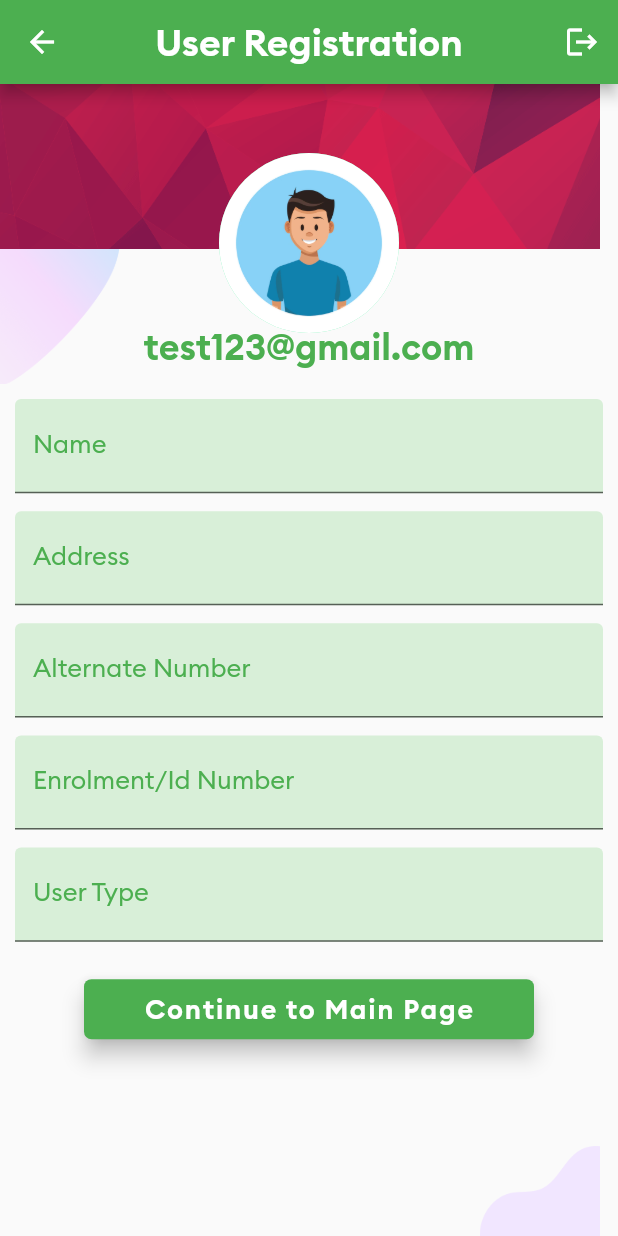
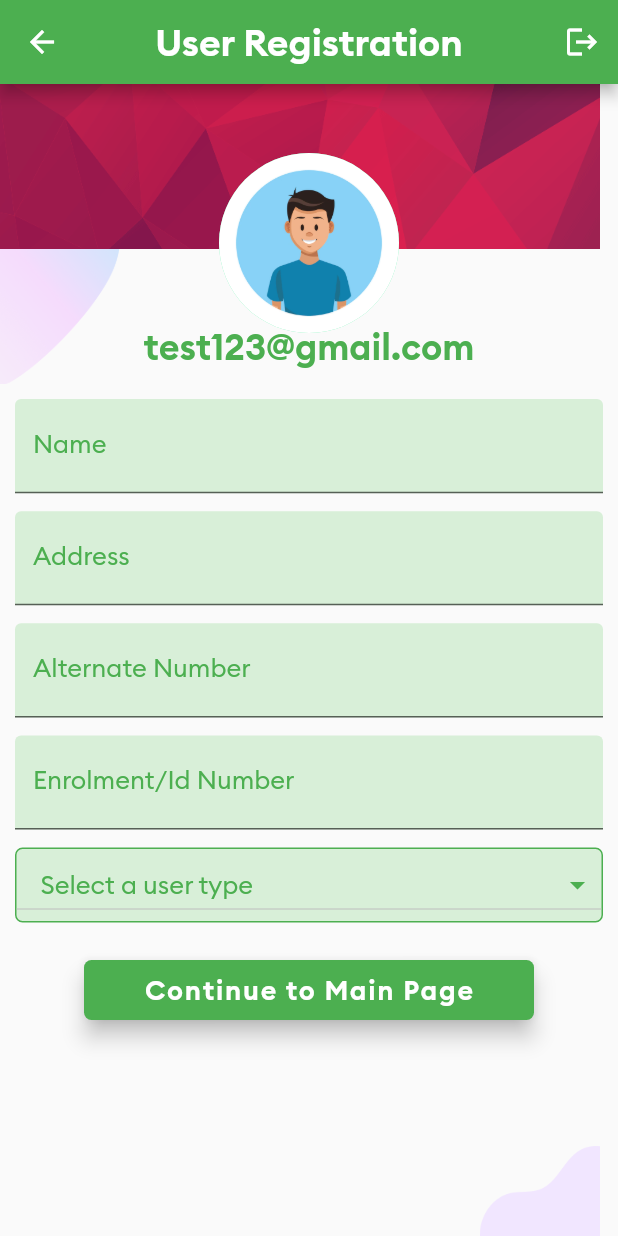
Before and after one commit to deepankarvarma/College--Saathi, a Flutter app: the Register screen opened directly, on a phone screen of 412 x 824 dp. Run offline on Flutter 3.47's test engine with Material 2 defaults, Android fonts, the phone set to English and light mode, and no system bars; our stand-ins replace flutter_image_slideshow.

Commit message:
added drop down button to register

```diff
--- a/lib/screens/register.dart
+++ b/lib/screens/register.dart
@@ -12,6 +12,8 @@ class Register extends StatefulWidget {
 
 class _RegisterState extends State<Register> {
   String _email = "test123@gmail.com";
+  final items = ['Admin', 'Student', 'Password'];
+  String? value;
   @override
   Widget build(BuildContext context) {
     return Scaffold(
@@ -62,7 +64,6 @@ class _RegisterState extends State<Register> {
                       color: Colors.green),
                 ),
               ),
-
               const SizedBox(
                 height: 10.0,
               ),
@@ -70,11 +71,13 @@ class _RegisterState extends State<Register> {
           ),
           Column(
             children: <Widget>[
-
               const Padding(
                 padding: EdgeInsets.fromLTRB(10, 210, 10, 0),
                 child: TextField(
-              style: TextStyle(color: Colors.green,fontFamily: 'Brand-Regular',fontSize: 17),
+                  style: TextStyle(
+                      color: Colors.green,
+                      fontFamily: 'Brand-Regular',
+                      fontSize: 17),
                   keyboardType: TextInputType.name,
                   decoration: InputDecoration(
                       // border: OutlineInputBorder(),
@@ -97,7 +100,10 @@ class _RegisterState extends State<Register> {
               const Padding(
                 padding: EdgeInsets.fromLTRB(10, 12, 10, 0),
                 child: TextField(
-              style: TextStyle(color: Colors.green,fontFamily: 'Brand-Regular',fontSize: 17),
+                  style: TextStyle(
+                      color: Colors.green,
+                      fontFamily: 'Brand-Regular',
+                      fontSize: 17),
                   keyboardType: TextInputType.streetAddress,
                   decoration: InputDecoration(
                       // border: OutlineInputBorder(),
@@ -117,11 +123,13 @@ class _RegisterState extends State<Register> {
                       )),
                 ),
               ),
-
               const Padding(
                 padding: EdgeInsets.fromLTRB(10, 12, 10, 0),
                 child: TextField(
-              style: TextStyle(color: Colors.green,fontFamily: 'Brand-Regular',fontSize: 17),
+                  style: TextStyle(
+                      color: Colors.green,
+                      fontFamily: 'Brand-Regular',
+                      fontSize: 17),
                   keyboardType: TextInputType.phone,
                   decoration: InputDecoration(
                       // border: OutlineInputBorder(),
@@ -144,7 +152,10 @@ class _RegisterState extends State<Register> {
               const Padding(
                 padding: EdgeInsets.fromLTRB(10, 12, 10, 0),
                 child: TextField(
-              style: TextStyle(color: Colors.green,fontFamily: 'Brand-Regular',fontSize: 17),
+                  style: TextStyle(
+                      color: Colors.green,
+                      fontFamily: 'Brand-Regular',
+                      fontSize: 17),
                   keyboardType: TextInputType.number,
                   decoration: InputDecoration(
                       // border: OutlineInputBorder(),
@@ -164,30 +175,59 @@ class _RegisterState extends State<Register> {
                       )),
                 ),
               ),
-          const Padding(
-            padding: EdgeInsets.fromLTRB(10, 12, 10, 0),
-            child: TextField(
-              style: TextStyle(color: Colors.green,fontFamily: 'Brand-Regular',fontSize: 17),
-              keyboardType: TextInputType.text,
-              decoration: InputDecoration(
-                // border: OutlineInputBorder(),
-                 filled: true,
-                      fillColor: Color.fromARGB(255, 216, 239, 216),
-                  labelText: 'User Type',
-                  labelStyle: TextStyle(
-                    color: Colors.green,
-                    fontFamily: 'Brand-Regular',
-                    fontSize: 17.0,
+              Padding(
+                padding: const EdgeInsets.fromLTRB(10, 12, 10, 0),
+                child: Container(
+
+                  decoration: BoxDecoration(
+                  color: Color.fromARGB(255, 216, 239, 216),
+                    borderRadius: BorderRadius.circular(5),
+                    border: Border.all(color: Colors.green,width: 1,),
                   ),
-                   hintText: 'Enter the user type',
-                  hintStyle: TextStyle(
-                    color: Colors.grey,
-                    fontFamily: 'Brand-Regular',
-                    fontSize: 17,
-                  )),
+                  child: ButtonTheme(
+
+                    alignedDropdown: true,
+                    child: DropdownButton<String>(
+
+                      hint:const Text('Select a user type',
+                      style: TextStyle(color: Colors.green, fontFamily: 'Brand-Regular', fontSize: 17,),
+                      ),
+                      value: value,
+
+                      icon: const Icon(Icons.arrow_drop_down,color: Colors.green,),
+                      isExpanded: true,
+                      items: items.map(buildMenuItem).toList(),
+                      onChanged: (value) => setState(() => this.value = value),
                     ),
                   ),
-
+                ),
+              ),
+              // const Padding(
+              //   padding: EdgeInsets.fromLTRB(10, 12, 10, 0),
+              //   child: TextField(
+              //     style: TextStyle(
+              //         color: Colors.green,
+              //         fontFamily: 'Brand-Regular',
+              //         fontSize: 17),
+              //     keyboardType: TextInputType.text,
+              //     decoration: InputDecoration(
+              //         // border: OutlineInputBorder(),
+              //         filled: true,
+              //         fillColor: Color.fromARGB(255, 216, 239, 216),
+              //         labelText: 'User Type',
+              //         labelStyle: TextStyle(
+              //           color: Colors.green,
+              //           fontFamily: 'Brand-Regular',
+              //           fontSize: 17.0,
+              //         ),
+              //         hintText: 'Enter the user type',
+              //         hintStyle: TextStyle(
+              //           color: Colors.grey,
+              //           fontFamily: 'Brand-Regular',
+              //           fontSize: 17,
+              //         )),
+              //   ),
+              // ),
               const SizedBox(
                 height: 25.0,
               ),
@@ -252,4 +292,13 @@ class _RegisterState extends State<Register> {
           backgroundImage: AssetImage('assets/man.jpg'),
         ),
       );
+  DropdownMenuItem<String> buildMenuItem(String item) => DropdownMenuItem(
+
+        value: item,
+        child: Text(
+          item,
+          style: const TextStyle(
+              color: Colors.green, fontFamily: 'Brand-Regular', fontSize: 18),
+        ),
+      );
 }
```
Lines whose indentation alone changed are shown as unchanged.
